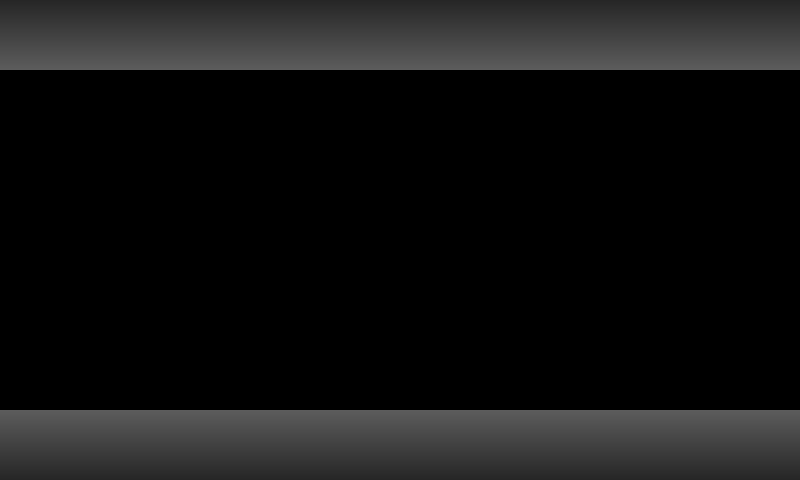
Before: the Qt Designer form src/ui/libraryform.ui in niktischenko/someplayer, drawn with Qt 5.
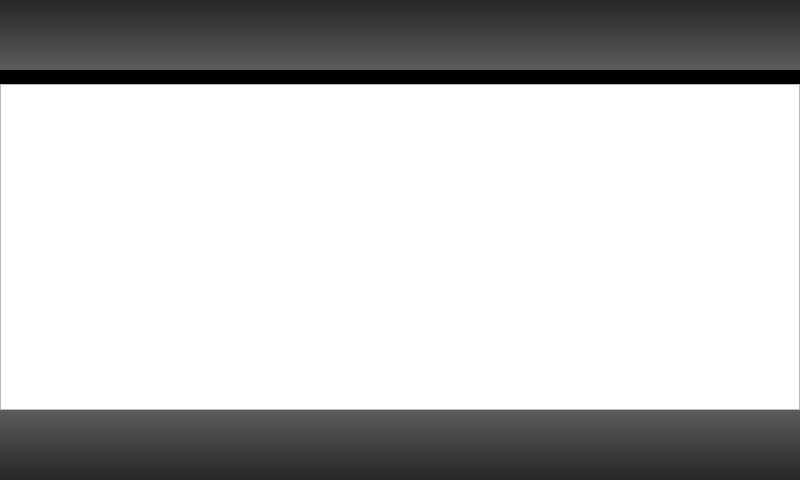
After: the same form once the commit is applied. Icons and pictures are not drawn.

Patch:
```diff
--- a/src/ui/libraryform.ui
+++ b/src/ui/libraryform.ui
@@ -356,16 +356,6 @@
      </item>
      <item>
       <widget class="QListView" name="listView">
-       <property name="styleSheet">
-        <string notr="true">QListView {
-background: black;
-color: white;
-}
-QListView::item:selected {
-background: qlineargradient(spread:reflect, x1:1, y1:0.5, x2:1, y2:0, stop:0 rgba(38, 38, 38, 255), stop:1 rgba(92, 92, 92, 255));
-color: white;
-}</string>
-       </property>
        <property name="horizontalScrollBarPolicy">
         <enum>Qt::ScrollBarAlwaysOff</enum>
        </property>
```
Left out of the diff: 24 changed lines with no effect on the pictures.
